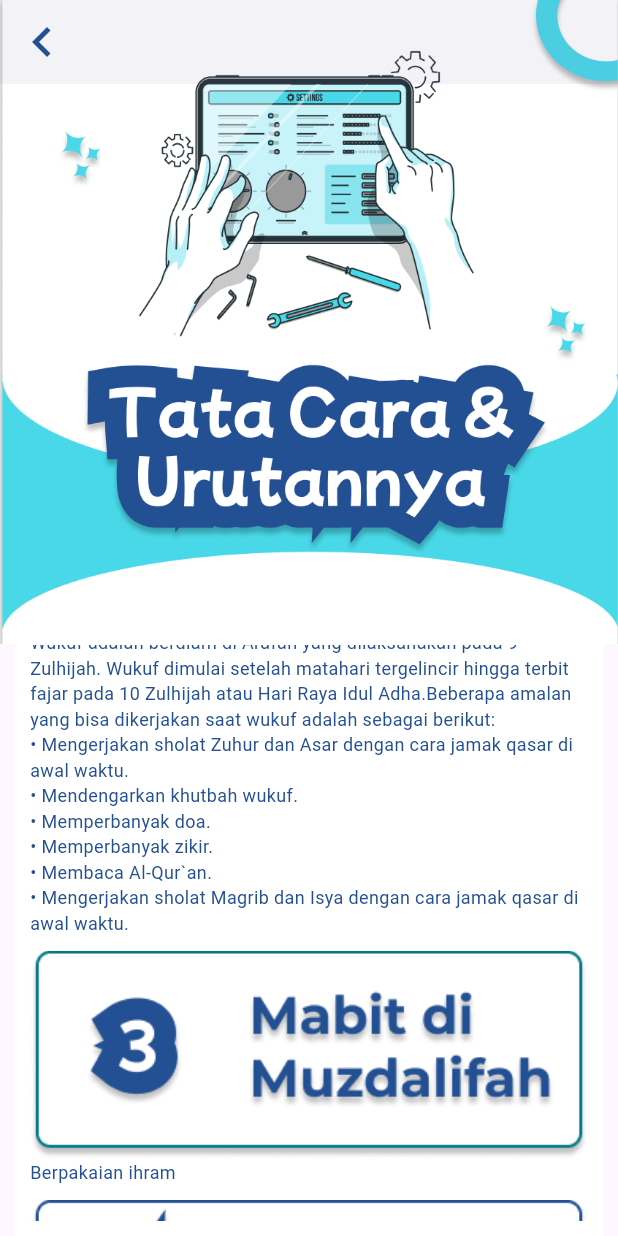
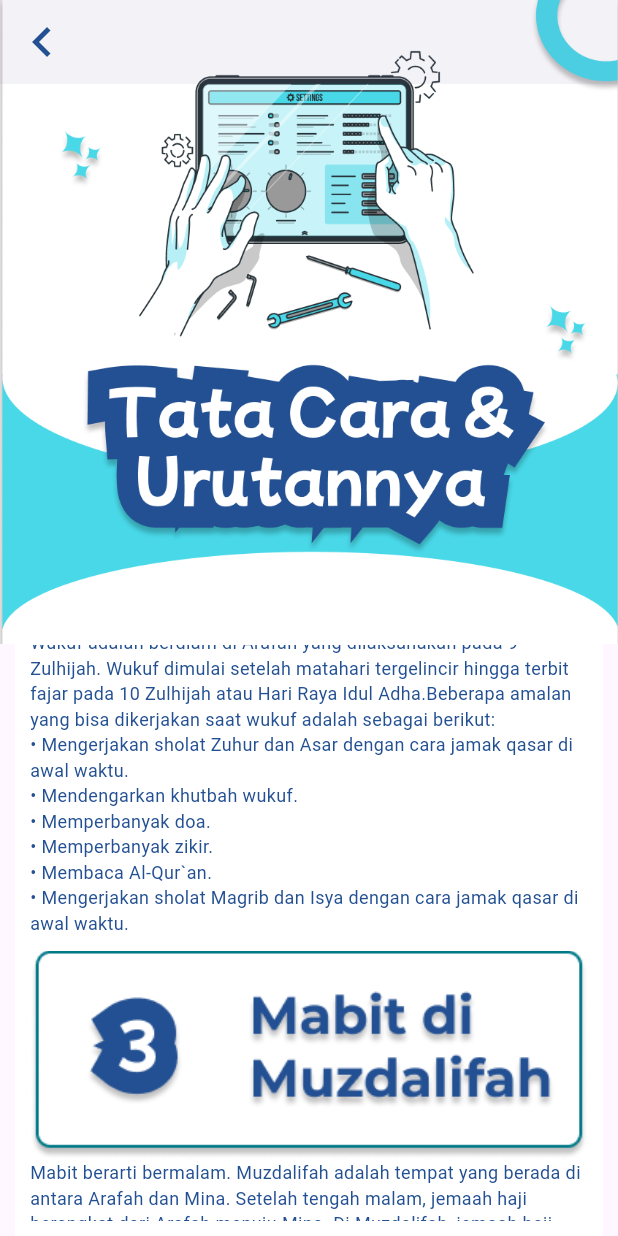
Before and after one commit to Dony-Ahmad-Hisyam/hajiCollabs, a Flutter app: the screen it shows after launch, scrolled down 576 dp, on a phone screen of 412 x 824 dp. Run offline on Flutter 3.47's test engine with Material 3 defaults, Android fonts, the phone set to English and light mode, and no system bars.

Commit message:
basic dep

```diff
--- a/lib/widget/tataCaraIDN.dart
+++ b/lib/widget/tataCaraIDN.dart
@@ -77,13 +77,13 @@ class _TataCaraIDNPageState extends State<TataCaraIDNPage> {
 }
 
 List<String> steps = [
-  '\tPeserta memulai ibadah dengan ihram dari miqat yang telah ditentukan. Miqat adalah batas waktu dan tempat melakukan ibadah haji serta umrah. Ada miqat zamani (batas waktu) dan miqat makani (batas tempat).Adapun miqat zamani adalah pada bulan Syawal, Zulkaidah, dan Zulhijah. Sementara miqat makani ada di beberapa kota tergantung dari arah kedatangan jemaah haji. Berikut ini urutan pelaksanaan ihram:\n• Melaksanakan mandi sunnah\n• berwudu\n• Berpakaian ihram\n• Mengerjakan shalat sunnah ihram\n• Mengucapkan niat haji\n• Berangkat ke Arafah sambil membaca talbiyah',
+  'Peserta memulai ibadah dengan ihram dari miqat yang telah ditentukan. Miqat adalah batas waktu dan tempat melakukan ibadah haji serta umrah. Ada miqat zamani (batas waktu) dan miqat makani (batas tempat).Adapun miqat zamani adalah pada bulan Syawal, Zulkaidah, dan Zulhijah. Sementara miqat makani ada di beberapa kota tergantung dari arah kedatangan jemaah haji. Berikut ini urutan pelaksanaan ihram:\n• Melaksanakan mandi sunnah\n• berwudu\n• Berpakaian ihram\n• Mengerjakan shalat sunnah ihram\n• Mengucapkan niat haji\n• Berangkat ke Arafah sambil membaca talbiyah',
   'Wukuf adalah berdiam di Arafah yang dilaksanakan pada 9 Zulhijah. Wukuf dimulai setelah matahari tergelincir hingga terbit fajar pada 10 Zulhijah atau Hari Raya Idul Adha.Beberapa amalan yang bisa dikerjakan saat wukuf adalah sebagai berikut:\n• Mengerjakan sholat Zuhur dan Asar dengan cara jamak qasar di awal waktu.\n• Mendengarkan khutbah wukuf.\n• Memperbanyak doa.\n• Memperbanyak zikir.\n• Membaca Al-Qur`an.\n• Mengerjakan sholat Magrib dan Isya dengan cara jamak qasar di awal waktu.',
-  'Berpakaian ihram',
-  'Mengerjakan shalat sunnah ihram',
-  'Mengucapkan niat haji',
-  'Berangkat ke Arafah sambil membaca talbiyah',
-  'Berangkat ke Arafah sambil membaca talbiyah',
+  'Mabit berarti bermalam. Muzdalifah adalah tempat yang berada di antara Arafah dan Mina. Setelah tengah malam, jemaah haji berangkat dari Arafah menuju Mina. Di Muzdalifah, jemaah haji berhenti walaupun sebentar. Beberapa amalan yang bisa dikerjakan, antara lain sebagai berikut:\n• Membaca talbiyah. \n• Memperbanyak zikir, istigfar, dan berdoa. \n• Membaca Al-Quran. \n• Mencari kerikil sebanyak 7, 49, dan 70 butir.',
+  'Jemaah kemudian harus melempar jumrah aqabah, yaitu melempar batu ke arah tugu batu di Bukit Aqabah. Pelaksanaannya dilakukan setelah fajar menyingsing atau siang hari pada tanggal 10 Zulhijah dengan 7 butir kerikil. Kemudian jemaah haji menyembelih hewan kurban.',
+  'Tahalul yaitu melepaskan diri dari ihram setelah mengerjakan amalan-amalan haji. Tahap pertama dilakukan setelah selesai melontar jumrah aqabah dengan cara mencukur sekurang-kurangnya tiga helai rambut. Dengan demikian, jemaah boleh mengerjakan semua hal yang dilarang saat ihram, kecuali melakukan hubungan suami istri. Setelahnya, jemaah yang akan melaksanakan tawaf ifadah bisa langsung ke Makkah. Hal-hal yang bisa dikerjakan di Makkah di antaranya:\n• Masuk Masjidil Haram melalui pintu Babussalam. \n• Melakukan thawaf ifadah dengan membaca talbiyah. \n• Selesai tawaf disunahkan mencium Hajar Aswad. \n• Melaksanakan sholat sunah dua rakaat di dekat makam Nabi Ibrahim. \n• Berdoa di Multazam. \n• Melaksanakan sholat sunah dua rakaat di Hijir Ismail. \n• Mengerjakan sai antara Safa dan Marwah sampai tujuh kali. \n• Pada tahalul kedua, jemaah kembali menggunting sekurang-kurangnya tiga helai rambut. Setelah ini, jemaah boleh mengerjakan larangan ihram, termasuk berhubungan suami istri.',
+  'Jemaah kemudian kembali ke Mina untuk mabit selama hari Tasyrik (11, 12, dan 13 Zulhijah). Usai matahari tergelincir pada setiap siang hari Tasyrik, jemaah melontar tiga jumrah, yaitu jumrah ula, wusta, dan aqabah, yang masing-masing sebanyak tujuh kali. Jemaah boleh untuk meninggalkan Mina lebih awal pada tanggal 12 Zulhijah setelah melempar jumrah. Hal ini disebut dengan nafar awwal.Namun akan lebih sempurna jika jemaah meninggalkan Mina pada 13 Zulhijah. Dengan demikian, jemaah haji melontar jumrah selama tiga hari dalam hari Tasyrik yang disebut dengan nafar tsani. Jemaah haji lalu kembali ke Mekkah dan seluruh rangkaian ibadah haji sudah selesai.',
+  'Tawaf wada berarti tawaf perpisahan atau sebagai penutup semua rangkaian ibadah haji. Setelahnya, jemaah diperbolehkan pulang ke kampung halaman atau ke Madinah dahulu bagi yang belum berziarah ke makam Nabi Muhammad SAW. Nah, itulah tadi penjelasan mengenai manasik haji yang merupakan simulasi atau latihan pelaksanaan haji agar calon haji tidak bingung ketika berada di Makkah. Pahami dengan benar urutan dan tata cara di setiap rukunnya, ya!',
 ];
 
 List<String> stepImages = [
```
